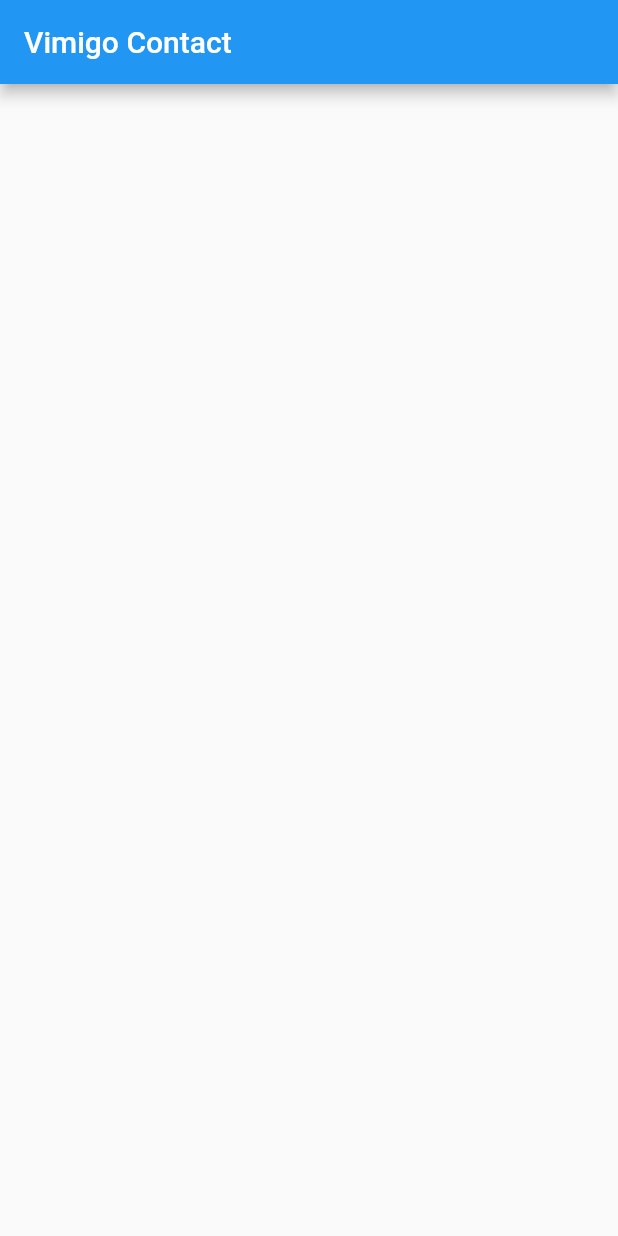
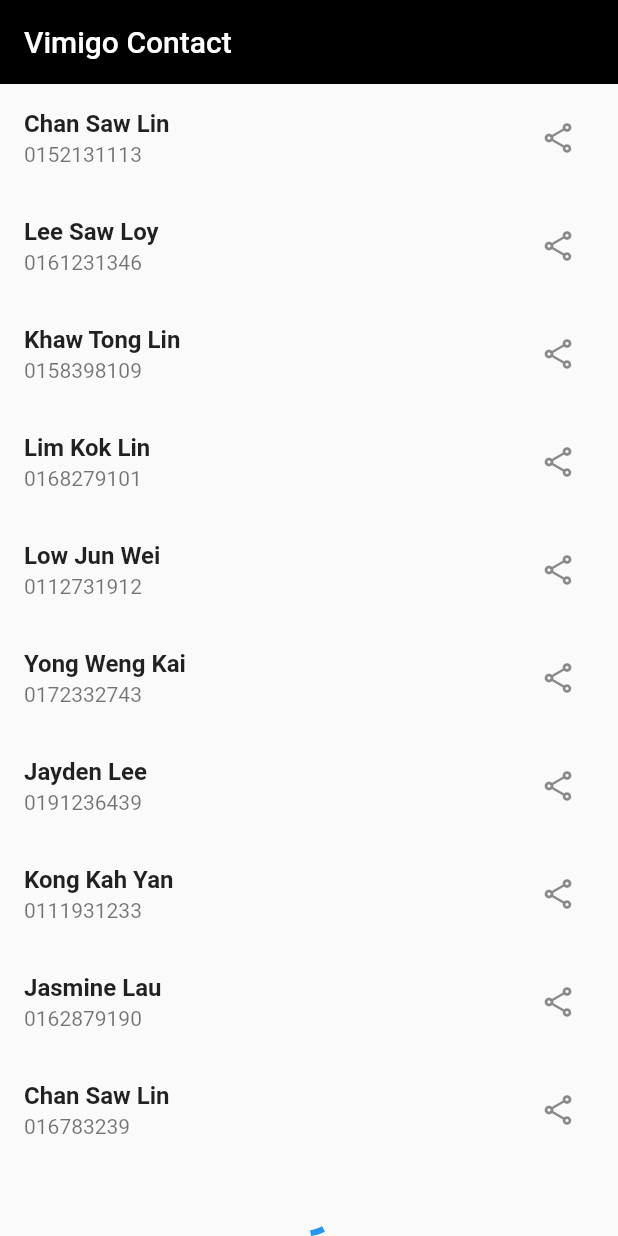
Before and after one commit to MarwanBukhori/vimigo-flutter, a Flutter app: the screen it shows after launch, on a phone screen of 412 x 824 dp. Run offline on Flutter 3.47's test engine with Material 2 defaults, Android fonts, the phone set to English and light mode, and no system bars.

Commit message:
add contacts.json, implement listview builder using loadJsonData

```diff
--- /dev/null
+++ b/assets/contacts.json
@@ -0,0 +1,152 @@
+[
+  {
+    "user": "Chan Saw Lin",
+    "phone": "0152131113",
+    "check-in": "2020-06-30 16:10:05"
+  },
+  {
+    "user": "Lee Saw Loy",
+    "phone": "0161231346",
+    "check-in": "2020-07-11 15:39:59"
+  },
+  {
+    "user": "Khaw Tong Lin",
+    "phone": "0158398109",
+    "check-in": "2020-08-19 11:10:18"
+  },
+  {
+    "user": "Lim Kok Lin",
+    "phone": "0168279101",
+    "check-in": "2020-08-19 11:11:35"
+  },
+  {
+    "user": "Low Jun Wei",
+    "phone": "0112731912",
+    "check-in": "2020-08-15 13:00:05"
+  },
+  {
+    "user": "Yong Weng Kai",
+    "phone": "0172332743",
+    "check-in": "2020-07-31 18:10:11"
+  },
+  {
+    "user": "Jayden Lee",
+    "phone": "0191236439",
+    "check-in": "2020-08-22 08:10:38"
+  },
+  {
+    "user": "Kong Kah Yan",
+    "phone": "0111931233",
+    "check-in": "2020-07-11 12:00:00"
+  },
+  {
+    "user": "Jasmine Lau",
+    "phone": "0162879190",
+    "check-in": "2020-08-01 12:10:05"
+  },
+  {
+    "user": "Chan Saw Lin",
+    "phone": "016783239",
+    "check-in": "2020-08-23 11:59:05"
+  },
+  {
+    "user": "Chan Saw Lin",
+    "phone": "0152131113",
+    "check-in": "2020-06-30 16:10:05"
+  },
+  {
+    "user": "Lee Saw Loy",
+    "phone": "0161231346",
+    "check-in": "2020-07-11 15:39:59"
+  },
+  {
+    "user": "Khaw Tong Lin",
+    "phone": "0158398109",
+    "check-in": "2020-08-19 11:10:18"
+  },
+  {
+    "user": "Lim Kok Lin",
+    "phone": "0168279101",
+    "check-in": "2020-08-19 11:11:35"
+  },
+  {
+    "user": "Low Jun Wei",
+    "phone": "0112731912",
+    "check-in": "2020-08-15 13:00:05"
+  },
+  {
+    "user": "Yong Weng Kai",
+    "phone": "0172332743",
+    "check-in": "2020-07-31 18:10:11"
+  },
+  {
+    "user": "Jayden Lee",
+    "phone": "0191236439",
+    "check-in": "2020-08-22 08:10:38"
+  },
+  {
+    "user": "Kong Kah Yan",
+    "phone": "0111931233",
+    "check-in": "2020-07-11 12:00:00"
+  },
+  {
+    "user": "Jasmine Lau",
+    "phone": "0162879190",
+    "check-in": "2020-08-01 12:10:05"
+  },
+  {
+    "user": "Chan Saw Lin",
+    "phone": "016783239",
+    "check-in": "2020-08-23 11:59:05"
+  },
+  {
+    "user": "Chan Saw Lin",
+    "phone": "0152131113",
+    "check-in": "2020-06-30 16:10:05"
+  },
+  {
+    "user": "Lee Saw Loy",
+    "phone": "0161231346",
+    "check-in": "2020-07-11 15:39:59"
+  },
+  {
+    "user": "Khaw Tong Lin",
+    "phone": "0158398109",
+    "check-in": "2020-08-19 11:10:18"
+  },
+  {
+    "user": "Lim Kok Lin",
+    "phone": "0168279101",
+    "check-in": "2020-08-19 11:11:35"
+  },
+  {
+    "user": "Low Jun Wei",
+    "phone": "0112731912",
+    "check-in": "2020-08-15 13:00:05"
+  },
+  {
+    "user": "Yong Weng Kai",
+    "phone": "0172332743",
+    "check-in": "2020-07-31 18:10:11"
+  },
+  {
+    "user": "Jayden Lee",
+    "phone": "0191236439",
+    "check-in": "2020-08-22 08:10:38"
+  },
+  {
+    "user": "Kong Kah Yan",
+    "phone": "0111931233",
+    "check-in": "2020-07-11 12:00:00"
+  },
+  {
+    "user": "Jasmine Lau",
+    "phone": "0162879190",
+    "check-in": "2020-08-01 12:10:05"
+  },
+  {
+    "user": "Chan Saw Lin",
+    "phone": "016783239",
+    "check-in": "2020-08-23 11:59:05"
+  }
+]
--- a/lib/screens/contact.screen.dart
+++ b/lib/screens/contact.screen.dart
@@ -1,5 +1,6 @@
 import 'package:flutter/cupertino.dart';
 import 'package:flutter/material.dart';
+import 'package:vimigo/services/json.services.dart';
 
 class ContactScreen extends StatefulWidget {
   const ContactScreen({Key? key}) : super(key: key);
@@ -8,14 +9,91 @@ class ContactScreen extends StatefulWidget {
   State<ContactScreen> createState() => _ContactScreenState();
 }
 
-class _ContactScreenState extends State<ContactScreen>{
+class _ContactScreenState extends State<ContactScreen> {
+  final ScrollController _scrollController = ScrollController();
+  final List _displayList = [];
+  List? contacts;
 
   @override
-  Widget build(BuildContext context){
-    return Scaffold(
-      appBar: AppBar(
-        title: Text("Vimigo Contact"),
-      ),
+  void initState() {
+    super.initState();
+
+    //retrieve json
+    setting();
+  }
+
+  @override
+  void dispose() {
+    super.dispose();
+    _scrollController.dispose();
+  }
+
+  @override
+  Widget build(BuildContext context) {
+    return SafeArea(
+      child: Scaffold(
+          appBar: AppBar(
+            title: Text(
+              "Vimigo Contact",
+              style: TextStyle(color: Colors.white),
+            ),
+            backgroundColor: Colors.black,
+            elevation: 0,
+          ),
+          body: contacts == null
+              ? Center(child: CircularProgressIndicator())
+              : Column(children: [
+                  Expanded(
+                    child: ListView.builder(
+                        controller: _scrollController,
+                        itemCount: _displayList.length + 1,
+                        itemBuilder: (context, index) {
+                          if (index < _displayList.length) {
+                            return ListTile(
+                              title: Row(
+                                children: [
+                                  Expanded(
+                                    flex: 9,
+                                    child: Text(
+                                      _displayList[index]['user'],
+                                      overflow: TextOverflow.ellipsis,
+                                      style: const TextStyle(
+                                          fontWeight: FontWeight.bold),
+                                    ),
+                                  ),
+                                  const Spacer(),
+                                ],
+                              ),
+                              subtitle:
+                              Text(_displayList[index]['phone']),
+                              trailing: IconButton(
+                                onPressed: () {
+                                },
+                                icon: const Icon(Icons.share_outlined),
+                              ),
+                            );
+                          } else {
+                            return Center(
+                              child: Padding(
+                                  padding: const EdgeInsets.only(
+                                      top: 10, bottom: 50),
+                                  child: index >= contacts!.length
+                                      ? const Text(
+                                          "You have reached end of the list")
+                                      : const CircularProgressIndicator()),
+                            );
+                          }
+                        }),
+                  ),
+                ])),
     );
   }
+
+  setting() async {
+    //load up json data
+    contacts = await JsonServices.loadJsonData("assets/contacts.json");
+
+    _displayList.addAll(contacts!.take(10));
+    setState(() {});
+  }
 }
--- /dev/null
+++ b/lib/services/json.services.dart
@@ -0,0 +1,10 @@
+import 'package:flutter/services.dart' show rootBundle;
+import 'package:flutter/services.dart';
+import 'dart:convert';
+
+class JsonServices {
+  static Future<dynamic> loadJsonData(String path) async {
+    var jsonText = await rootBundle.loadString(path);
+    return json.decode(jsonText);
+  }
+}
--- a/pubspec.yaml
+++ b/pubspec.yaml
@@ -58,7 +58,8 @@ flutter:
   uses-material-design: true
 
   # To add assets to your application, add an assets section, like this:
-  # assets:
+  assets:
+    - assets/
   #   - images/a_dot_burr.jpeg
   #   - images/a_dot_ham.jpeg
 
```
